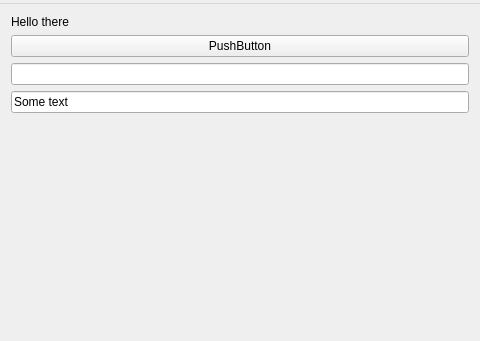
First picture: the form in example/mainwindow.ui, repository maemo-leste/qt-input-maemo, before the edit.
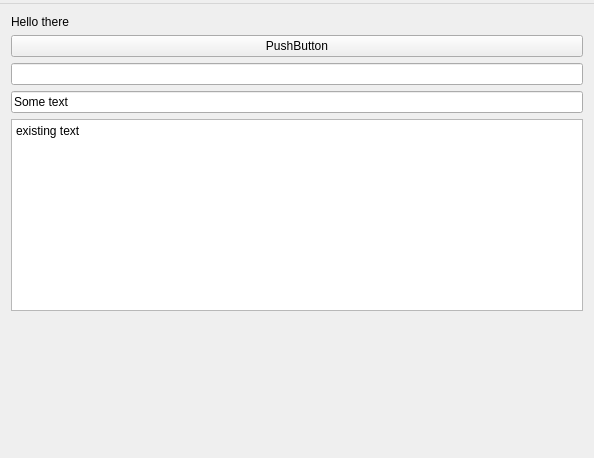
Second picture: the form after the edit.

Commit message: example: update with a multiline widget

```diff
--- a/example/mainwindow.ui
+++ b/example/mainwindow.ui
@@ -6,8 +6,8 @@
    <rect>
     <x>0</x>
     <y>0</y>
-    <width>480</width>
-    <height>341</height>
+    <width>594</width>
+    <height>458</height>
    </rect>
   </property>
   <property name="windowTitle">
@@ -15,19 +15,6 @@
   </property>
   <widget class="QWidget" name="centralWidget">
    <layout class="QGridLayout" name="gridLayout_3">
-    <item row="4" column="0">
-     <spacer name="verticalSpacer">
-      <property name="orientation">
-       <enum>Qt::Vertical</enum>
-      </property>
-      <property name="sizeHint" stdset="0">
-       <size>
-        <width>20</width>
-        <height>40</height>
-       </size>
-      </property>
-     </spacer>
-    </item>
     <item row="1" column="0">
      <widget class="QPushButton" name="btn">
       <property name="text">
@@ -49,9 +36,29 @@
       </property>
      </widget>
     </item>
+    <item row="5" column="0">
+     <spacer name="verticalSpacer">
+      <property name="orientation">
+       <enum>Qt::Vertical</enum>
+      </property>
+      <property name="sizeHint" stdset="0">
+       <size>
+        <width>20</width>
+        <height>40</height>
+       </size>
+      </property>
+     </spacer>
+    </item>
     <item row="2" column="0">
      <widget class="QLineEdit" name="lineEdit"/>
     </item>
+    <item row="4" column="0">
+     <widget class="QPlainTextEdit" name="plainTextEdit">
+      <property name="plainText">
+       <string>existing text</string>
+      </property>
+     </widget>
+    </item>
    </layout>
   </widget>
   <widget class="QMenuBar" name="menuBar">
@@ -59,7 +66,7 @@
     <rect>
      <x>0</x>
      <y>0</y>
-     <width>480</width>
+     <width>594</width>
      <height>22</height>
     </rect>
    </property>
```
The commit also changes 1 other file.
